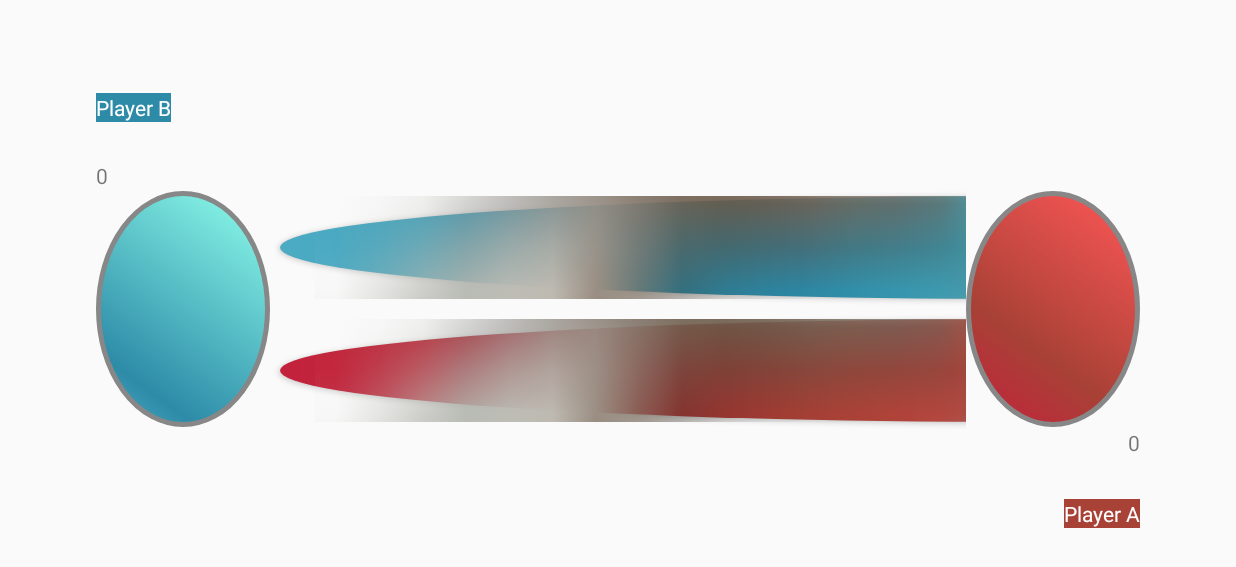
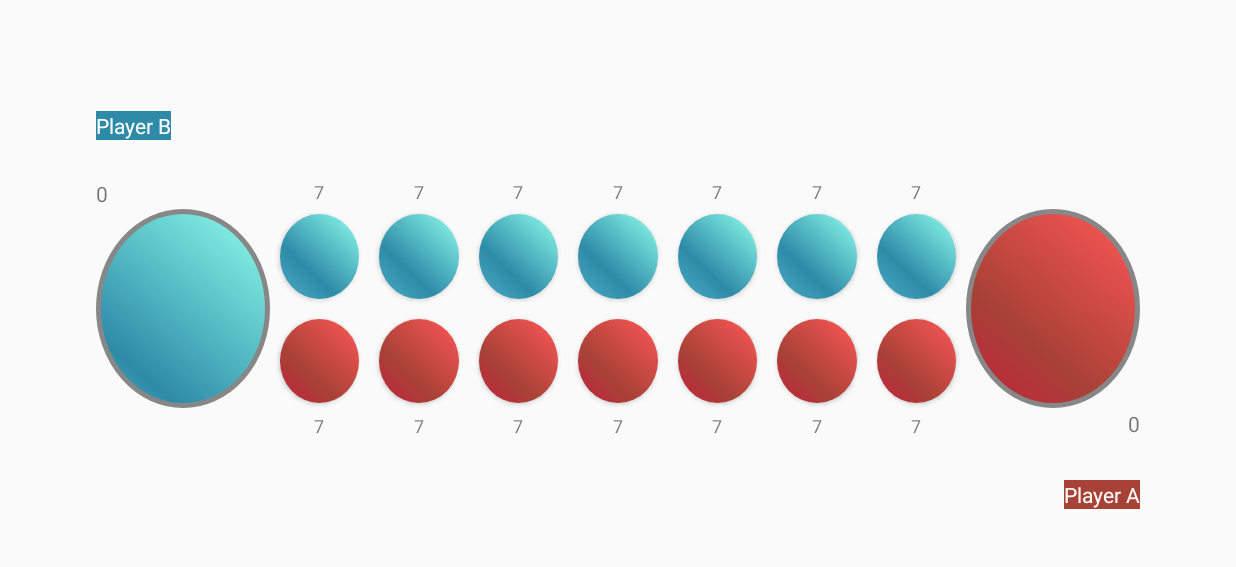
Before and after one commit to kylehodgetts/Sungka, an Android app: the BoardActivity screen opened directly, with no data from a screen before it, on a phone screen of 824 x 412 dp (held sideways). Shown: the top 567 px of the screen. Run offline under Robolectric (Android 15) with nearby library versions, the phone set to English and light mode, and no system bars.

Commit message:
Created dynamic colourful shells and managed to draw them onto the board layout.

```diff
--- a/app/src/main/java/com/kylehodgetts/sunka/controller/ViewManager.java
+++ b/app/src/main/java/com/kylehodgetts/sunka/controller/ViewManager.java
@@ -7,11 +7,13 @@ import android.graphics.Color;
 import android.graphics.drawable.Drawable;
 import android.graphics.drawable.GradientDrawable;
 import android.graphics.drawable.ShapeDrawable;
+import android.util.Log;
 import android.view.View;
 import android.widget.Button;
 import android.widget.ImageButton;
 import android.widget.ImageView;
 import android.widget.LinearLayout;
+import android.widget.RelativeLayout;
 import android.widget.TextView;
 import android.widget.ViewFlipper;
 
@@ -171,11 +173,15 @@ public class ViewManager extends EventHandler<GameState> {
                         ImageButton button = (ImageButton) linearLayout.findViewById(R.id.button);
                         button.setPadding(35, 35, 35, 35); // In order to make the image scale
                         int currentTrayShellCount = currentBoard.getTray(row, column);
-                        if (currentTrayShellCount < 9) {
-                            button.setImageResource(activity.getResources().getIdentifier("s" + currentTrayShellCount, "drawable", activity.getPackageName()));
-                        } else {
-                            button.setImageResource(activity.getResources().getIdentifier("s9", "drawable", activity.getPackageName()));
-                        }
+
+
+
+
+//                        if (currentTrayShellCount < 9) {
+//                            button.setImageResource(activity.getResources().getIdentifier("s" + currentTrayShellCount, "drawable", activity.getPackageName()));
+//                        } else {
+//                            button.setImageResource(activity.getResources().getIdentifier("s9", "drawable", activity.getPackageName()));
+//                        }
                     }
                 }
 
--- a/app/src/main/java/com/kylehodgetts/sunka/model/GameState.java
+++ b/app/src/main/java/com/kylehodgetts/sunka/model/GameState.java
@@ -103,4 +103,6 @@ public class GameState implements BusState {
     public void setDoingMove(boolean doingMove) {
         this.doingMove = doingMove;
     }
+
+    public int getInitialising() { return initialising; }
 }
--- a/app/src/main/java/com/kylehodgetts/sunka/uiutil/ShellDrawable.java
+++ b/app/src/main/java/com/kylehodgetts/sunka/uiutil/ShellDrawable.java
@@ -3,6 +3,7 @@ package com.kylehodgetts.sunka.uiutil;
 import android.content.Context;
 import android.graphics.Canvas;
 import android.graphics.Color;
+import android.graphics.Paint;
 import android.graphics.drawable.ShapeDrawable;
 import android.graphics.drawable.shapes.OvalShape;
 import android.view.View;
@@ -78,6 +79,5 @@ public class ShellDrawable extends View {
     @Override
     protected void onDraw(Canvas canvas) {
         shell.draw(canvas);
-        canvas.drawOval(x, y, width, length, shell.getPaint());
     }
 }
--- a/app/src/main/res/layout/activity_board.xml
+++ b/app/src/main/res/layout/activity_board.xml
@@ -5,6 +5,7 @@
     android:layout_width="match_parent"
     android:layout_height="match_parent">
 <RelativeLayout xmlns:tools="http://schemas.android.com/tools"
+    android:id="@+id/relativeLayout"
     android:layout_width="match_parent"
     android:layout_height="match_parent"
     android:paddingLeft="@dimen/activity_horizontal_margin"
```
Also changed, not shown: app/src/main/java/com/kylehodgetts/sunka/BoardActivity.java (+35 -2 lines).
